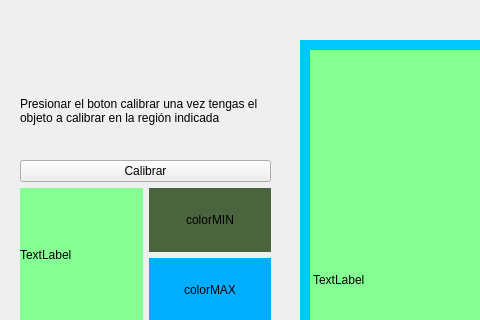
Old version of the form ui/MainUI.ui in the repository Kolark/Proyecto1VisionArtificial; both pictures show x 0 to 480 and y 0 to 320 of the 1198 by 806 pixel window.
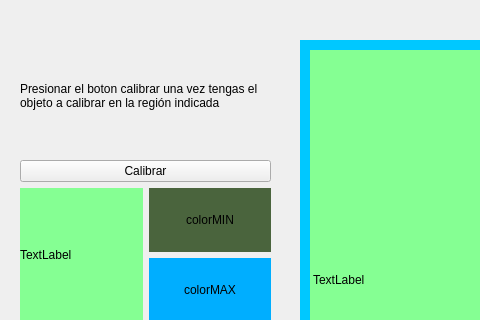
New version of the form.

Diff of the .ui file:
```diff
--- a/ui/MainUI.ui
+++ b/ui/MainUI.ui
@@ -388,9 +388,9 @@
     <property name="geometry">
      <rect>
       <x>20</x>
-      <y>40</y>
+      <y>60</y>
       <width>251</width>
-      <height>141</height>
+      <height>71</height>
      </rect>
     </property>
     <property name="text">
```
